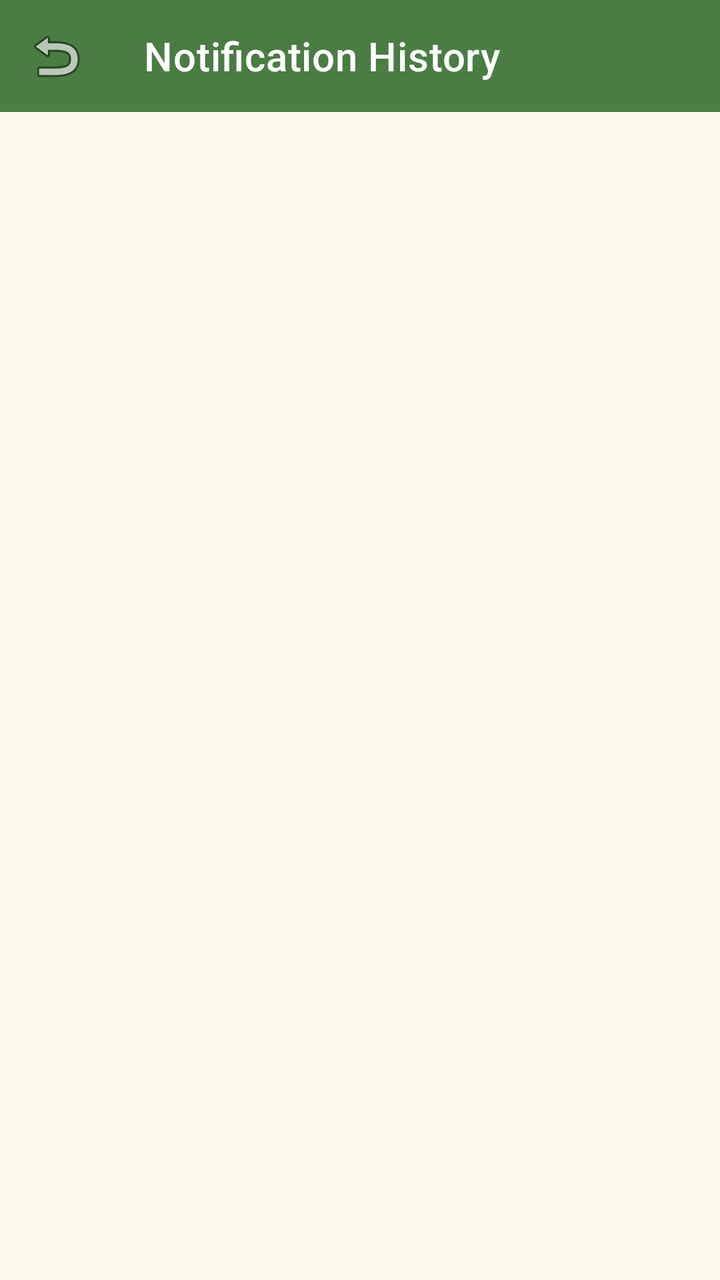
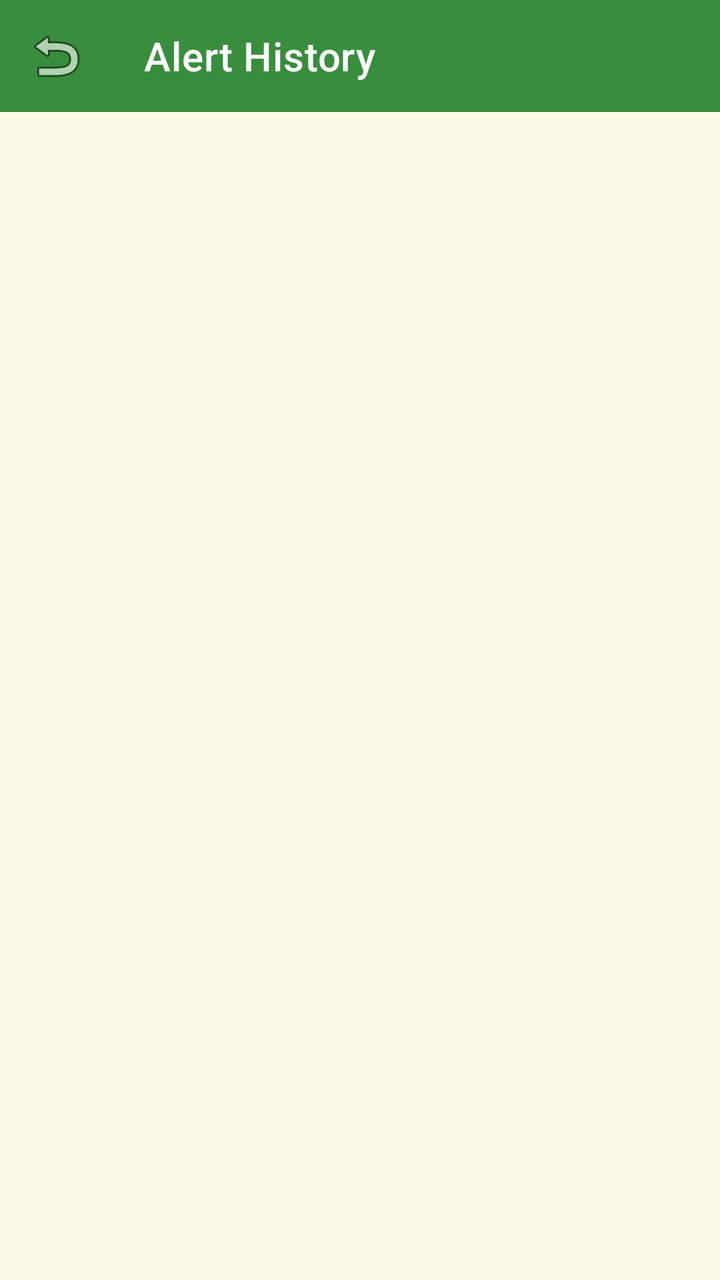

Compare the two renders of this Android layout. The source of the first and the diff that turns it into the second are given below.
<!-- AndroidManifest.xml: application theme Theme.MadhuSiri -->
<!-- res/layout/activity_notification_history.xml -->
<?xml version="1.0" encoding="utf-8"?>
<androidx.coordinatorlayout.widget.CoordinatorLayout xmlns:android="http://schemas.android.com/apk/res/android"
    xmlns:app="http://schemas.android.com/apk/res-auto"
    android:layout_width="match_parent"
    android:layout_height="match_parent"
    android:background="@color/background_cream">

    <LinearLayout
        android:layout_width="match_parent"
        android:layout_height="match_parent"
        android:orientation="vertical">

        <androidx.appcompat.widget.Toolbar
            android:id="@+id/toolbar"
            android:layout_width="match_parent"
            android:layout_height="?attr/actionBarSize"
            android:background="@color/primary_green"
            app:title="Notification History"
            app:titleTextColor="@color/white"
            app:navigationIcon="@android:drawable/ic_menu_revert"/>

        <FrameLayout
            android:layout_width="match_parent"
            android:layout_height="match_parent">

            <androidx.recyclerview.widget.RecyclerView
                android:id="@+id/rvNotifications"
                android:layout_width="match_parent"
                android:layout_height="match_parent"
                android:padding="8dp"
                android:clipToPadding="false"/>

            <TextView
                android:id="@+id/tvNoNotifications"
                android:layout_width="wrap_content"
                android:layout_height="wrap_content"
                android:text="No notifications found"
                android:layout_gravity="center"
                android:visibility="gone"/>
        </FrameLayout>

    </LinearLayout>

</androidx.coordinatorlayout.widget.CoordinatorLayout>
<!-- resources referenced by this layout -->
<resources>
  <color name="background_cream">#FDF9EB</color>
  <color name="primary_green">#4A7C44</color>
  <color name="white">#FFFFFFFF</color>
  <style name="Theme.MadhuSiri" parent="Theme.MaterialComponents.Light.NoActionBar">
          
          <item name="colorPrimary">@color/primary_green</item>
          <item name="colorPrimaryVariant">@color/primary_dark</item>
          <item name="colorOnPrimary">@color/white</item>
          
          <item name="colorSecondary">@color/honey_yellow</item>
          <item name="colorSecondaryVariant">@color/honey_orange</item>
          <item name="colorOnSecondary">@color/black</item>
          
          <item name="android:statusBarColor">@color/primary_dark</item>
          
          <item name="android:windowBackground">@color/background_cream</item>
  
          <item name="cardViewStyle">@style/CustomCardView</item>
      </style>
  <color name="primary_dark">#2E4B28</color>
  <color name="honey_yellow">#FFC107</color>
  <color name="honey_orange">#FF9800</color>
  <color name="black">#FF000000</color>
  <style name="CustomCardView" parent="Widget.MaterialComponents.CardView">
          <item name="cardCornerRadius">16dp</item>
          <item name="cardElevation">2dp</item>
          <item name="cardBackgroundColor">@color/card_bg</item>
      </style>
  <color name="card_bg">#FFFFFF</color>
</resources>

<!-- the commit's change to res/layout/activity_notification_history.xml (unified diff, before → after) -->
@@ -15,7 +15,7 @@
             android:layout_width="match_parent"
             android:layout_height="?attr/actionBarSize"
             android:background="@color/primary_green"
-            app:title="Notification History"
+            app:title="Alert History"
             app:titleTextColor="@color/white"
             app:navigationIcon="@android:drawable/ic_menu_revert"/>
 
@@ -31,14 +31,20 @@
                 android:clipToPadding="false"/>
 
             <TextView
-                android:id="@+id/tvNoNotifications"
+                android:id="@+id/tvEmptyState"
                 android:layout_width="wrap_content"
                 android:layout_height="wrap_content"
                 android:text="No notifications found"
                 android:layout_gravity="center"
                 android:visibility="gone"/>
+
+            <ProgressBar
+                android:id="@+id/progressBar"
+                android:layout_width="wrap_content"
+                android:layout_height="wrap_content"
+                android:layout_gravity="center"
+                android:visibility="gone"/>
         </FrameLayout>
-
     </LinearLayout>
 
 </androidx.coordinatorlayout.widget.CoordinatorLayout>
<!-- resource entries referenced after the edit -->
@@ -1,7 +1,7 @@
 <!-- resources referenced by this layout -->
 <resources>
-  <color name="background_cream">#FDF9EB</color>
-  <color name="primary_green">#4A7C44</color>
+  <color name="background_cream">#F9FBE7</color>
+  <color name="primary_green">#388E3C</color>
   <color name="white">#FFFFFFFF</color>
   <style name="Theme.MadhuSiri" parent="Theme.MaterialComponents.Light.NoActionBar">
           
@@ -19,9 +19,9 @@
   
           <item name="cardViewStyle">@style/CustomCardView</item>
       </style>
-  <color name="primary_dark">#2E4B28</color>
-  <color name="honey_yellow">#FFC107</color>
-  <color name="honey_orange">#FF9800</color>
+  <color name="primary_dark">#1B5E20</color>
+  <color name="honey_yellow">#FBC02D</color>
+  <color name="honey_orange">#F57C00</color>
   <color name="black">#FF000000</color>
   <style name="CustomCardView" parent="Widget.MaterialComponents.CardView">
           <item name="cardCornerRadius">16dp</item>
